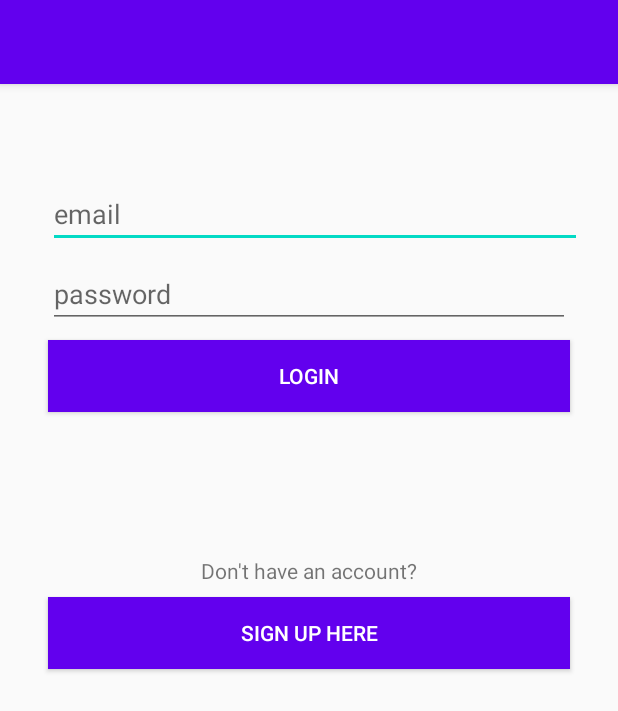
After one commit to rajeshsahu09/SmackApp, an Android app: the LoginActivity screen opened directly, with no data from a screen before it, on a phone screen of 412 x 824 dp. The commit adds this screen. Shown: the top 711 px of the screen. Run offline under Robolectric (Android 15) with nearby library versions, the phone set to English and light mode, and no system bars.

Commit message:
login/create new activity added

```diff
--- a/app/src/main/AndroidManifest.xml
+++ b/app/src/main/AndroidManifest.xml
@@ -9,6 +9,7 @@
         android:roundIcon="@mipmap/ic_launcher_round"
         android:supportsRtl="true"
         android:theme="@style/AppTheme">
+        <activity android:name=".LoginActivity"></activity>
         <activity
             android:name=".MainActivity"
             android:label="@string/app_name"
--- /dev/null
+++ b/app/src/main/java/com/example/smackapp/LoginActivity.kt
@@ -0,0 +1,19 @@
+package com.example.smackapp
+
+import androidx.appcompat.app.AppCompatActivity
+import android.os.Bundle
+import android.view.View
+
+class LoginActivity : AppCompatActivity() {
+    override fun onCreate(savedInstanceState: Bundle?) {
+        super.onCreate(savedInstanceState)
+        setContentView(R.layout.activity_login)
+
+        fun onLoginBtnClcik(view: View) {
+
+        }
+        fun onSignupBtnClick(view: View) {
+
+        }
+    }
+}
--- a/app/src/main/java/com/example/smackapp/MainActivity.kt
+++ b/app/src/main/java/com/example/smackapp/MainActivity.kt
@@ -1,5 +1,6 @@
 package com.example.smackapp
 
+import android.content.Intent
 import android.os.Bundle
 import android.view.Menu
 import android.view.View
@@ -30,7 +31,8 @@
     }
 
     fun onLoginClickNavHeader(view: View) {
-
+        val loginIntent = Intent(this, LoginActivity::class.java) // explicit intent
+        startActivity((loginIntent))
     }
 
     fun onChannelBtnNavHeader(view: View) {
--- /dev/null
+++ b/app/src/main/res/layout/activity_login.xml
@@ -0,0 +1,76 @@
+<?xml version="1.0" encoding="utf-8"?>
+<androidx.constraintlayout.widget.ConstraintLayout xmlns:android="http://schemas.android.com/apk/res/android"
+    xmlns:app="http://schemas.android.com/apk/res-auto"
+    xmlns:tools="http://schemas.android.com/tools"
+    android:layout_width="match_parent"
+    android:layout_height="match_parent"
+    tools:context=".LoginActivity">
+
+    <EditText
+        android:id="@+id/login_user_name"
+        android:layout_width="0dp"
+        android:layout_height="wrap_content"
+        android:layout_marginStart="32dp"
+        android:layout_marginTop="64dp"
+        android:layout_marginEnd="24dp"
+        android:ems="10"
+        android:hint="email"
+        android:inputType="textPersonName"
+        app:layout_constraintEnd_toEndOf="parent"
+        app:layout_constraintStart_toStartOf="parent"
+        app:layout_constraintTop_toTopOf="parent" />
+
+    <EditText
+        android:id="@+id/login_password"
+        android:layout_width="0dp"
+        android:layout_height="wrap_content"
+        android:layout_marginStart="32dp"
+        android:layout_marginTop="8dp"
+        android:layout_marginEnd="32dp"
+        android:ems="10"
+        android:hint="password"
+        android:inputType="textPassword"
+        app:layout_constraintEnd_toEndOf="parent"
+        app:layout_constraintStart_toStartOf="parent"
+        app:layout_constraintTop_toBottomOf="@+id/login_user_name" />
+
+    <Button
+        android:id="@+id/login_loginbtn"
+        android:layout_width="0dp"
+        android:layout_height="wrap_content"
+        android:layout_marginStart="32dp"
+        android:layout_marginTop="8dp"
+        android:layout_marginEnd="32dp"
+        android:background="@color/colorPrimary"
+        android:onClick="onLoginBtnClcik"
+        android:text="LOGIN"
+        android:textColor="@android:color/white"
+        app:layout_constraintEnd_toEndOf="parent"
+        app:layout_constraintStart_toStartOf="parent"
+        app:layout_constraintTop_toBottomOf="@+id/login_password" />
+
+    <TextView
+        android:id="@+id/textView"
+        android:layout_width="wrap_content"
+        android:layout_height="wrap_content"
+        android:layout_marginTop="96dp"
+        android:text="Don't have an account?"
+        app:layout_constraintEnd_toEndOf="parent"
+        app:layout_constraintStart_toStartOf="parent"
+        app:layout_constraintTop_toBottomOf="@+id/login_loginbtn" />
+
+    <Button
+        android:id="@+id/login_create_account"
+        android:layout_width="0dp"
+        android:layout_height="wrap_content"
+        android:layout_marginStart="32dp"
+        android:layout_marginTop="8dp"
+        android:layout_marginEnd="32dp"
+        android:background="@color/colorPrimary"
+        android:onClick="onSignupBtnClick"
+        android:text="SIGN UP HERE"
+        android:textColor="@android:color/white"
+        app:layout_constraintEnd_toEndOf="parent"
+        app:layout_constraintStart_toStartOf="parent"
+        app:layout_constraintTop_toBottomOf="@+id/textView" />
+</androidx.constraintlayout.widget.ConstraintLayout>
```
